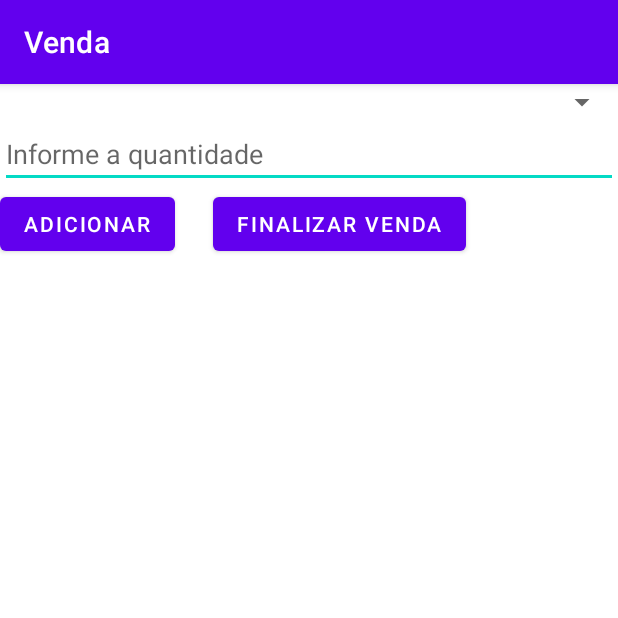
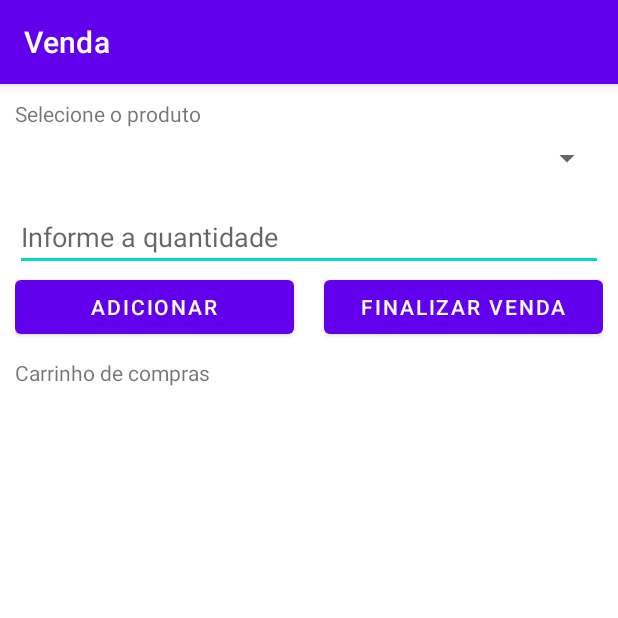
Before and after one commit to wilkison-silva/ProjetoBLSoftware, an Android app: the ActivityVenda screen opened directly, with no data from a screen before it, on a phone screen of 412 x 824 dp, the top half of it. Run offline under Robolectric (Android 15) with nearby library versions, the phone set to English and light mode, and no system bars.

Commit message:
Ajustes na interface gráfica de venda

```diff
--- a/app/src/main/res/layout/activity_venda.xml
+++ b/app/src/main/res/layout/activity_venda.xml
@@ -5,12 +5,22 @@
     android:layout_width="match_parent"
     android:layout_height="match_parent"
     android:orientation="vertical"
+    android:layout_margin="10dp"
     tools:context=".Activities.ActivityVenda">
+
+    <TextView
+        android:layout_width="match_parent"
+        android:layout_height="wrap_content"
+        android:text="Selecione o produto"/>
 
     <Spinner
         android:layout_width="match_parent"
-        android:layout_height="wrap_content"
+        android:layout_height="40dp"
         android:id="@+id/spinnerProdutos"/>
+
+    <Space
+        android:layout_width="wrap_content"
+        android:layout_height="10dp"/>
 
     <EditText
         android:layout_width="match_parent"
@@ -21,28 +31,41 @@
 
     <LinearLayout
         android:layout_width="match_parent"
-        android:layout_height="match_parent"
+        android:layout_height="wrap_content"
         android:orientation="horizontal">
 
         <Button
-            android:layout_width="wrap_content"
+            android:layout_width="match_parent"
             android:layout_height="wrap_content"
             android:id="@+id/buttonAdicionarProduto"
+            android:layout_marginRight="10dp"
+            android:layout_weight="1"
             android:text="Adicionar"/>
 
-        <Space
-            android:layout_width="25dp"
-            android:layout_height="wrap_content"/>
-
         <Button
-            android:layout_width="wrap_content"
+            android:layout_marginLeft="10dp"
+            android:layout_width="match_parent"
             android:layout_height="wrap_content"
+            android:layout_weight="1"
             android:text="Finalizar venda"/>
     </LinearLayout>
+
+    <Space
+        android:layout_width="wrap_content"
+        android:layout_height="10dp"/>
+
+    <TextView
+        android:layout_width="match_parent"
+        android:layout_height="wrap_content"
+        android:text="Carrinho de compras"/>
+
+    <Space
+        android:layout_width="wrap_content"
+        android:layout_height="10dp"/>
 
     <ListView
         android:id="@+id/listViewProdutosAdicionados"
         android:layout_width="match_parent"
-        android:layout_height="wrap_content"/>
+        android:layout_height="wrap_content" />
 
 </LinearLayout>
```
